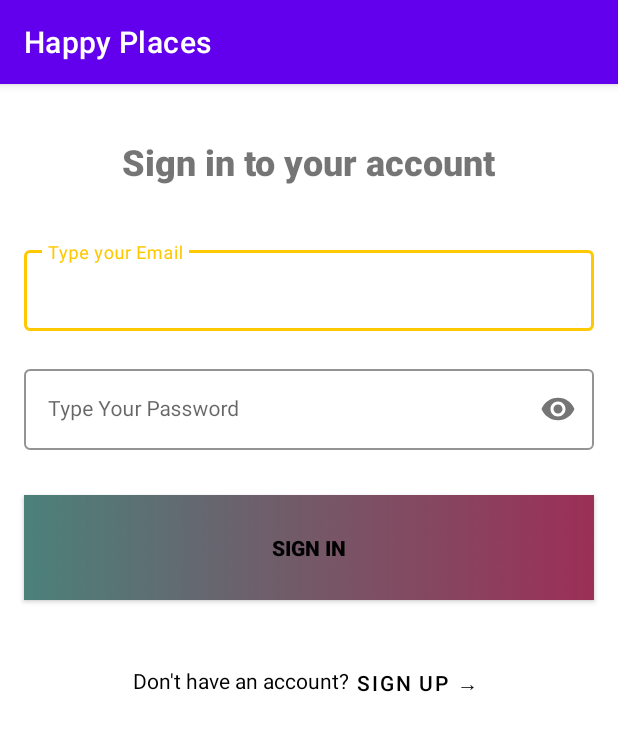
After one commit to andreea-popa22/Happy-Places-Android-Java-Project, an Android app: the SignInActivity screen opened directly, with no data from a screen before it, on a phone screen of 412 x 824 dp. The commit adds this screen. Shown: the top 731 px of the screen. Run offline under Robolectric (Android 15) with nearby library versions, the phone set to English and light mode, and no system bars.

Commit message:
add login layout

```diff
--- a/HappyPlaces/app/build.gradle
+++ b/HappyPlaces/app/build.gradle
@@ -38,4 +38,5 @@ dependencies {
     androidTestImplementation 'androidx.test.espresso:espresso-core:3.4.0'
     implementation platform('com.google.firebase:firebase-bom:30.0.0')
     implementation 'com.google.firebase:firebase-analytics'
+    implementation 'com.facebook.android:facebook-android-sdk:latest.release'
 }
--- /dev/null
+++ b/HappyPlaces/app/src/main/java/com/happyplaces/auth/SignInActivity.java
@@ -0,0 +1,16 @@
+package com.happyplaces.auth;
+
+import androidx.appcompat.app.AppCompatActivity;
+
+import android.os.Bundle;
+
+import com.happyplaces.R;
+
+public class SignInActivity extends AppCompatActivity {
+
+    @Override
+    protected void onCreate(Bundle savedInstanceState) {
+        super.onCreate(savedInstanceState);
+        setContentView(R.layout.activity_sign_in);
+    }
+}
--- /dev/null
+++ b/HappyPlaces/app/src/main/res/layout/activity_sign_in.xml
@@ -0,0 +1,145 @@
+<?xml version="1.0" encoding="utf-8"?>
+<androidx.constraintlayout.widget.ConstraintLayout xmlns:android="http://schemas.android.com/apk/res/android"
+    xmlns:app="http://schemas.android.com/apk/res-auto"
+    xmlns:tools="http://schemas.android.com/tools"
+    android:layout_width="match_parent"
+    android:layout_height="match_parent"
+    tools:context=".auth.SignInActivity"
+    android:background="@color/white">
+
+    <!--    <FrameLayout-->
+    <!--        android:id="@+id/header_logo"-->
+    <!--        android:layout_width="wrap_content"-->
+    <!--        android:layout_height="120dp"-->
+    <!--        app:layout_constraintEnd_toEndOf="parent"-->
+    <!--        app:layout_constraintHorizontal_bias="0.0"-->
+    <!--        app:layout_constraintStart_toStartOf="parent"-->
+    <!--        app:layout_constraintTop_toTopOf="parent">-->
+
+    <!--        <ImageView-->
+    <!--            android:id="@+id/background_logo"-->
+    <!--            android:layout_width="500dp"-->
+    <!--            android:layout_height="170dp"-->
+    <!--            android:scaleType="fitXY"-->
+    <!--            app:srcCompat="@drawable/gradient" />-->
+
+    <!--        <ImageView-->
+    <!--            android:id="@+id/logo"-->
+    <!--            android:layout_width="220dp"-->
+    <!--            android:layout_height="100dp"-->
+    <!--            android:layout_gravity="center"-->
+    <!--            android:scaleType="fitCenter"-->
+    <!--            app:srcCompat="@drawable/logo" />-->
+    <!--    </FrameLayout>-->
+
+    <TextView
+        android:id="@+id/sign_in_text"
+        android:layout_width="wrap_content"
+        android:layout_height="wrap_content"
+        android:layout_marginTop="35dp"
+        android:fontFamily="sans-serif-black"
+        android:text="@string/sign_in_title"
+        android:textSize="24sp"
+        app:layout_constraintEnd_toEndOf="parent"
+        app:layout_constraintStart_toStartOf="parent"
+        app:layout_constraintTop_toTopOf="parent" />
+
+    <com.google.android.material.textfield.TextInputLayout
+        android:id="@+id/til_login_email"
+        style="@style/LoginTextInputOuterFieldStyle"
+        android:layout_width="match_parent"
+        android:layout_height="wrap_content"
+        android:layout_marginEnd="16dp"
+        android:layout_marginTop="70dp"
+        android:layout_marginStart="16dp"
+        app:boxStrokeColor="@color/yellow"
+        app:hintTextColor="@color/yellow"
+        app:layout_constraintEnd_toEndOf="parent"
+        app:layout_constraintStart_toStartOf="parent"
+        app:layout_constraintTop_toTopOf="@id/sign_in_text">
+
+        <EditText
+            android:id="@+id/et_login_email"
+            style="@style/LoginTextInputInnerFieldStyle"
+            android:layout_width="match_parent"
+            android:layout_height="wrap_content"
+            android:hint="@string/type_email_hint"
+            android:inputType="textEmailAddress" />
+    </com.google.android.material.textfield.TextInputLayout>
+
+    <com.google.android.material.textfield.TextInputLayout
+        android:id="@+id/til_login_password"
+        style="@style/LoginTextInputOuterFieldStyle"
+        android:layout_width="match_parent"
+        android:layout_height="wrap_content"
+        android:layout_marginStart="16dp"
+        android:layout_marginTop="20dp"
+        android:layout_marginEnd="16dp"
+        app:boxStrokeColor="@color/yellow"
+        app:hintTextColor="@color/yellow"
+        app:layout_constraintEnd_toEndOf="parent"
+        app:layout_constraintStart_toStartOf="parent"
+        app:layout_constraintTop_toBottomOf="@id/til_login_email"
+        app:passwordToggleEnabled="true">
+
+        <EditText
+            android:id="@+id/et_login_password"
+            style="@style/LoginTextInputInnerFieldStyle"
+            android:layout_width="match_parent"
+            android:layout_height="wrap_content"
+            android:hint="@string/type_password_hint"
+            android:inputType="textPassword" />
+    </com.google.android.material.textfield.TextInputLayout>
+
+    <androidx.appcompat.widget.AppCompatButton
+        android:id="@+id/btn_login"
+        android:layout_width="match_parent"
+        android:layout_height="wrap_content"
+        android:layout_gravity="center"
+        android:layout_marginStart="16dp"
+        android:layout_marginTop="30dp"
+        android:layout_marginEnd="16dp"
+        android:gravity="center"
+        android:background="@drawable/gradient"
+        android:text="@string/sign_in"
+        android:textColor="@color/black"
+        android:textStyle="bold"
+        app:layout_constraintEnd_toEndOf="parent"
+        app:layout_constraintStart_toStartOf="parent"
+        app:layout_constraintTop_toBottomOf="@+id/til_login_password" />
+
+    <LinearLayout
+        android:layout_width="wrap_content"
+        android:layout_height="wrap_content"
+        android:layout_marginTop="5dp"
+        android:gravity="center_vertical"
+        android:orientation="horizontal"
+        app:layout_constraintEnd_toEndOf="parent"
+        app:layout_constraintStart_toStartOf="parent"
+        app:layout_constraintTop_toBottomOf="@+id/btn_login" >
+
+        <TextView
+            android:id="@+id/no_account"
+            android:layout_width="wrap_content"
+            android:layout_height="wrap_content"
+            android:textColor="@color/black"
+            android:text="@string/no_account"
+            android:layout_marginTop="16dp"
+            app:layout_constraintTop_toBottomOf="@+id/btn_login" />
+
+        <Button
+            android:id="@+id/tv_to_sign_up"
+            android:layout_width="wrap_content"
+            android:layout_height="wrap_content"
+            android:textColor="@color/black"
+            android:background="?android:attr/selectableItemBackground"
+            android:text="@string/to_sign_up"
+            android:layout_marginTop="17dp"
+            android:foreground="?attr/selectableItemBackground"
+            android:padding="5dp"/>
+    </LinearLayout>
+
+
+
+
+</androidx.constraintlayout.widget.ConstraintLayout>
--- /dev/null
+++ b/HappyPlaces/app/src/main/res/values-night/ids.xml
@@ -0,0 +1,11 @@
+<?xml version="1.0" encoding="utf-8"?>
+<resources>
+    <item name="sign_in_text" type="id">sign_in_text</item>
+    <item name="til_login_email" type="id">til_login_email</item>
+    <item name="et_login_email" type="id">et_login_email</item>
+    <item name="til_login_password" type="id">til_login_password</item>
+    <item name="et_login_password" type="id">et_login_password</item>
+    <item name="btn_login" type="id">btn_login</item>
+    <item name="no_account" type="id">no_account</item>
+    <item name="tv_to_sign_up" type="id">tv_to_sign_up</item>
+</resources>
--- a/HappyPlaces/app/src/main/res/values/themes.xml
+++ b/HappyPlaces/app/src/main/res/values/themes.xml
@@ -13,4 +13,35 @@
         <item name="android:statusBarColor" tools:targetApi="l">?attr/colorPrimaryVariant</item>
         <!-- Customize your theme here. -->
     </style>
+
+    <style name="Theme.LoginAndSignUp" parent="Theme.MaterialComponents.DayNight.NoActionBar">
+        <!-- Primary brand color. -->
+        <item name="colorPrimary">@color/purple_500</item>
+        <item name="colorPrimaryVariant">@color/purple_700</item>
+        <item name="colorOnPrimary">@color/white</item>
+        <!-- Secondary brand color. -->
+        <item name="colorSecondary">@color/teal_200</item>
+        <item name="colorSecondaryVariant">@color/teal_700</item>
+        <item name="colorOnSecondary">@color/black</item>
+        <!-- Status bar color. -->
+        <item name="android:statusBarColor" tools:targetApi="l">@color/yellow</item>
+        <!-- Customize your theme here. -->
+    </style>
+
+    <style name="LoginTextInputOuterFieldStyle" parent="Widget.MaterialComponents.TextInputLayout.OutlinedBox">
+        <item name="android:layout_width">match_parent</item>
+        <item name="android:layout_height">wrap_content</item>
+        <item name="android:layout_marginTop">15dp</item>
+        <item name="android:layout_marginBottom">15dp</item>
+    </style>
+
+    <style name="LoginTextInputInnerFieldStyle" parent="Widget.MaterialComponents.TextInputLayout.OutlinedBox">
+        <item name="android:layout_width">match_parent</item>
+        <item name="android:layout_height">wrap_content</item>
+        <item name="android:textColor">@color/black</item>
+        <item name="android:textColorHint">@color/black</item>
+        <item name="android:maxLines">1</item>
+        <item name="android:textSize">14sp</item>
+        <item name="android:singleLine">true</item>
+    </style>
 </resources>
```
Also changed, not shown: HappyPlaces/app/src/main/AndroidManifest.xml (+13 -0 lines), HappyPlaces/app/src/main/res/values/colors.xml (+9 -0 lines), HappyPlaces/app/src/main/res/values/dimens.xml (added, +13 -0 lines), HappyPlaces/app/src/main/res/values/strings.xml (+33 -0 lines), HappyPlaces/app/src/main/res/drawable/about_icon.png (added), HappyPlaces/app/src/main/res/drawable/contact_icon.png (added), HappyPlaces/app/src/main/res/drawable/gradient.png (added), HappyPlaces/app/src/main/res/drawable/log_in_icon.png (added), HappyPlaces/app/src/main/res/drawable/log_out_icon.png (added), HappyPlaces/app/src/main/res/drawable/logo.png (added), HappyPlaces/app/src/main/res/drawable/settings_icon.png (added), 1 other file.
